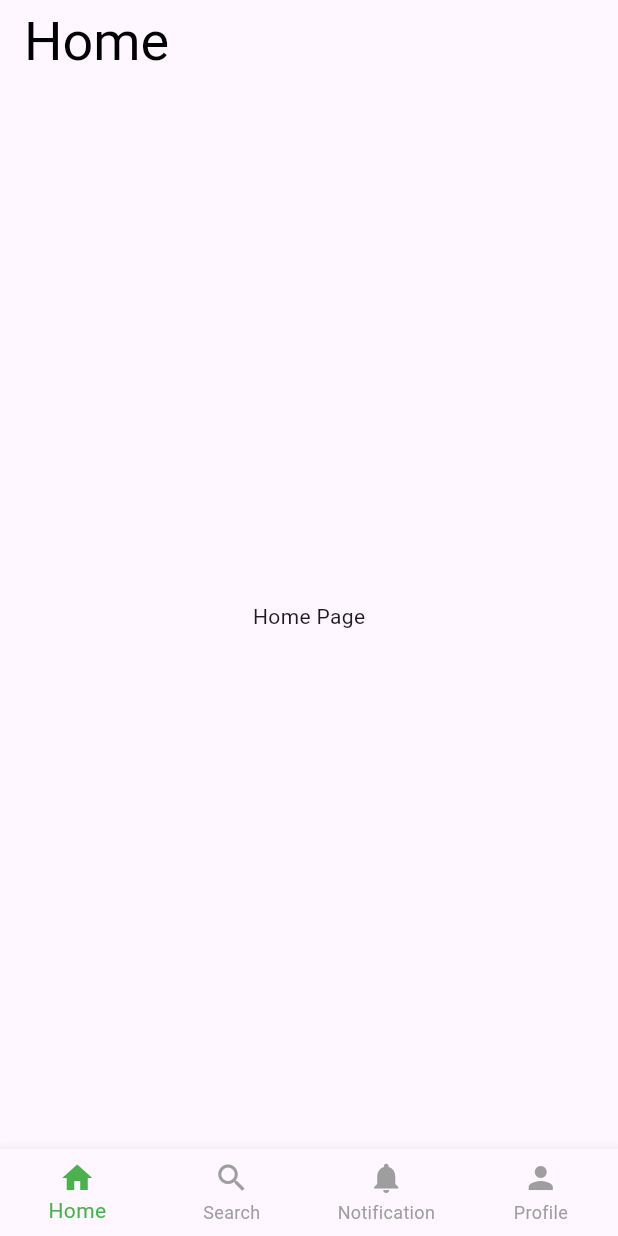
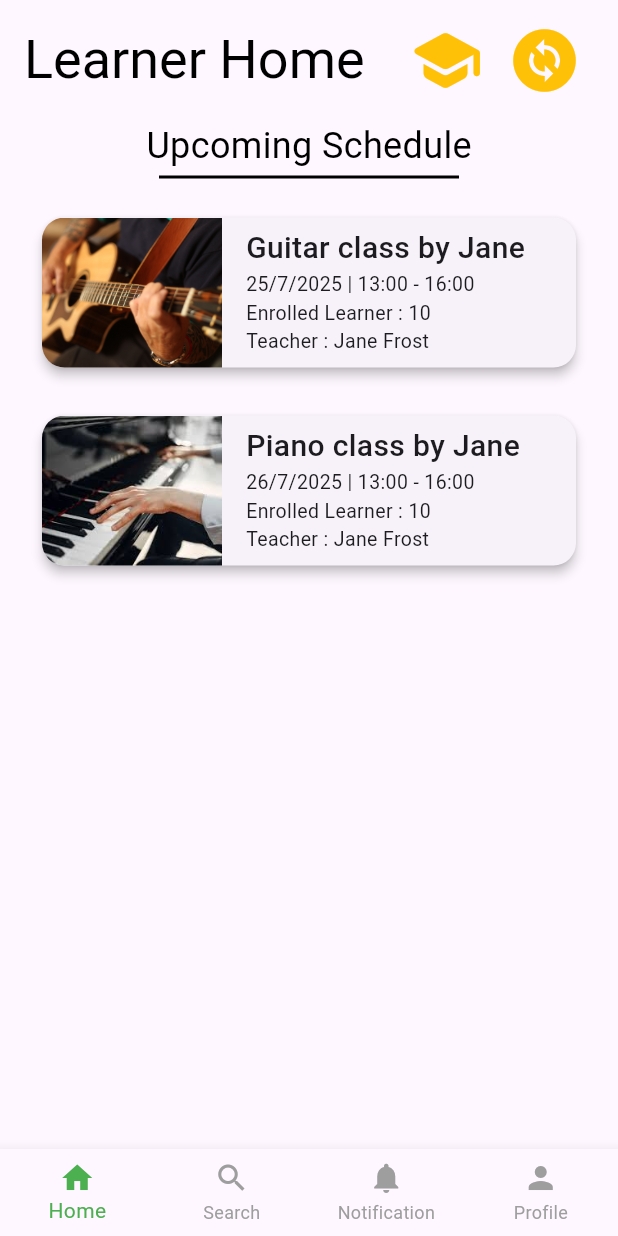
Before and after one commit to parinya-ao/tutorium-frontend, a Flutter app: the screen it shows after launch, on a phone screen of 412 x 824 dp. Run offline on Flutter 3.47's test engine with Material 3 defaults, Android fonts, the phone set to English and light mode, and no system bars.

Commit message:
feat: add learner home, switch to teacher button (#5)
* feat: add learner home page and switch to teacher home button

* style: adjust line spacing in learner home page

* test: add widget test for LearnerHomePage with mock network images

* chore: resolve conflict in widget_test.dart

* chore: resolve conflict and add new test in widget_test.dart

* chore: Add network_image_mock to dev_dependencies in pubspec.yaml

* chore: fix import path

* chore: add import path

* chore: fixing test

* chore: fixing prev test

* fix: use local images instead of network and update tests

* chore: update test

* chore: edit test

* chore: change title at search page to search class

---------

Co-authored-by: krtchnt <kritchanat.t@ku.th>

```diff
--- a/lib/pages/home/home_page.dart
+++ /dev/null
@@ -1,23 +0,0 @@
-import 'package:flutter/material.dart';
-
-class HomePage extends StatelessWidget {
-  const HomePage({super.key});
-
-  @override
-  Widget build(BuildContext context) {
-    return Scaffold(
-      appBar: AppBar(
-        title: Padding(
-          padding: EdgeInsets.only(top: MediaQuery.of(context).padding.top),
-          child: const Text("Home"),
-        ),
-        titleTextStyle: const TextStyle(
-          color: Colors.black,
-          fontSize: 36.0,
-          fontWeight: FontWeight.normal,
-        ),
-      ),
-      body: Center(child: const Text("Home Page")),
-    );
-  }
-}
--- /dev/null
+++ b/lib/pages/home/learner_home.dart
@@ -0,0 +1,125 @@
+import 'package:flutter/material.dart';
+import '../widgets/schedule_card.dart';
+
+class LearnerHomePage extends StatelessWidget {
+  final VoidCallback onSwitch;
+  const LearnerHomePage({super.key, required this.onSwitch});
+
+  @override
+  Widget build(BuildContext context) {
+    final List<Map<String, dynamic>> scheduleData = [
+      {
+        'className': 'Guitar class by Jane',
+        'enrolledLearner': 10,
+        'teacherName': 'Jane Frost',
+        'date': '2025-07-25',
+        'startTime': '13:00',
+        'endTime': '16:00',
+        'imagePath': 'assets/images/guitar.jpg',
+      },
+      {
+        'className': 'Piano class by Jane',
+        'enrolledLearner': 10,
+        'teacherName': 'Jane Frost',
+        'date': '2025-07-26',
+        'startTime': '13:00',
+        'endTime': '16:00',
+        'imagePath': 'assets/images/piano.jpg',
+      },
+    ];
+
+    DateTime parseDate(String dateStr) => DateTime.parse(dateStr);
+    TimeOfDay parseTime(String timeStr) {
+      final parts = timeStr.split(':');
+      return TimeOfDay(hour: int.parse(parts[0]), minute: int.parse(parts[1]));
+    }
+
+    return Scaffold(
+      appBar: AppBar(
+        toolbarHeight: 80,
+        title: Row(
+          mainAxisAlignment: MainAxisAlignment.spaceBetween,
+          children: [
+            Padding(
+              padding: EdgeInsets.only(top: MediaQuery.of(context).padding.top),
+              child: const Text(
+                "Learner Home",
+                style: TextStyle(
+                  color: Colors.black,
+                  fontSize: 36.0,
+                  fontWeight: FontWeight.normal,
+                ),
+              ),
+            ),
+            Padding(
+              padding: EdgeInsets.only(top: MediaQuery.of(context).padding.top),
+              child: Row(
+                children: [
+                  const Icon(
+                    Icons.school_rounded,
+                    color: Colors.amber,
+                    size: 50,
+                  ),
+                  const SizedBox(width: 8),
+                  IconButton(
+                    icon: const Icon(
+                      Icons.change_circle,
+                      color: Colors.amber,
+                      size: 50,
+                    ),
+                    onPressed: onSwitch,
+                  ),
+                ],
+              ),
+            ),
+          ],
+        ),
+      ),
+      body: Align(
+        alignment: Alignment.topCenter,
+        child: Padding(
+          padding: EdgeInsets.only(top: MediaQuery.of(context).padding.top),
+          child: Column(
+            mainAxisSize: MainAxisSize.min,
+            children: [
+              Text(
+                "Upcoming Schedule",
+                style: TextStyle(
+                  color: Colors.black,
+                  fontSize: 24.0,
+                  fontWeight: FontWeight.w400,
+                ),
+              ),
+              SizedBox(height: 3),
+              Container(height: 2, width: 200, color: Colors.black),
+              SizedBox(height: 10),
+              Expanded(
+                child: ListView.builder(
+                  itemCount: scheduleData.length,
+                  itemBuilder: (context, index) {
+                    final item = scheduleData[index];
+                    return Padding(
+                      padding: const EdgeInsets.symmetric(
+                        horizontal: 16.0,
+                        vertical: 8.0,
+                      ),
+                      child: ScheduleCard(
+                        className: item['className'],
+                        enrolledLearner: item['enrolledLearner'],
+                        teacherName: item['teacherName'],
+                        date: parseDate(item['date']),
+                        startTime: parseTime(item['startTime']),
+                        endTime: parseTime(item['endTime']),
+                        imagePath: item['imagePath'],
+                      ),
+                    );
+                  },
+                ),
+              ),
+            ],
+          ),
+        ),
+      ),
+    );
+  }
+}
--- /dev/null
+++ b/lib/pages/home/teacher_home.dart
@@ -0,0 +1,53 @@
+import 'package:flutter/material.dart';
+
+class TeacherHomePage extends StatelessWidget {
+  final VoidCallback onSwitch;
+  const TeacherHomePage({super.key, required this.onSwitch});
+
+  @override
+  Widget build(BuildContext context) {
+    return Scaffold(
+      appBar: AppBar(
+        toolbarHeight: 80,
+        title: Row(
+          mainAxisAlignment: MainAxisAlignment.spaceBetween,
+          children: [
+            Padding(
+              padding: EdgeInsets.only(top: MediaQuery.of(context).padding.top),
+              child: const Text(
+                "Teacher Home",
+                style: TextStyle(
+                  color: Colors.black,
+                  fontSize: 36.0,
+                  fontWeight: FontWeight.normal,
+                ),
+              ),
+            ),
+            Padding(
+              padding: EdgeInsets.only(top: MediaQuery.of(context).padding.top),
+              child: Row(
+                children: [
+                  const Icon(
+                    Icons.co_present, // ← ใช้เป็นสัญลักษณ์ธรรมดา
+                    color: Colors.green,
+                    size: 40,
+                  ),
+                  const SizedBox(width: 8), // ระยะห่างระหว่าง icons
+                  IconButton(
+                    icon: const Icon(
+                      Icons.change_circle,
+                      color: Colors.green,
+                      size: 50,
+                    ),
+                    onPressed: onSwitch,
+                  ),
+                ],
+              ),
+            ),
+          ],
+        ),
+      ),
+      body: Center(child: const Text("์Nothing")),
+    );
+  }
+}
--- a/lib/pages/main_nav_page.dart
+++ b/lib/pages/main_nav_page.dart
@@ -1,5 +1,6 @@
 import 'package:flutter/material.dart';
-import 'home/home_page.dart';
+import 'home/learner_home.dart';
+import 'home/teacher_home.dart';
 import 'search/search_page.dart';
 import 'notification/notification_page.dart';
 import 'profile/profile_page.dart';
@@ -13,16 +14,25 @@ class MainNavPage extends StatefulWidget {
 
 class _MainNavPageState extends State<MainNavPage> {
   int _currentIndex = 0;
+  bool isLearner = true;
 
-  final List<Widget> _pages = const [
-    HomePage(),
-    SearchPage(),
-    NotificationPage(),
-    ProfilePage(),
-  ];
+  void toggleRole() {
+    setState(() {
+      isLearner = !isLearner;
+    });
+  }
 
   @override
   Widget build(BuildContext context) {
+    final List<Widget> _pages = [
+      isLearner
+          ? LearnerHomePage(onSwitch: toggleRole)
+          : TeacherHomePage(onSwitch: toggleRole),
+      const SearchPage(),
+      const NotificationPage(),
+      const ProfilePage(),
+    ];
+
     return Scaffold(
       body: _pages[_currentIndex],
       bottomNavigationBar: BottomNavigationBar(
@@ -30,6 +40,9 @@ class _MainNavPageState extends State<MainNavPage> {
         onTap: (index) {
           setState(() {
             _currentIndex = index;
+            if (_currentIndex == 0) {
+              isLearner = true;
+            }
           });
         },
         type: BottomNavigationBarType.fixed,
--- a/lib/pages/notification/notification_page.dart
+++ b/lib/pages/notification/notification_page.dart
@@ -17,7 +17,7 @@ class NotificationPage extends StatelessWidget {
           fontWeight: FontWeight.normal,
         ),
       ),
-      body: Center(child: const Text("Notification Page")),
+      body: Center(child: const Text("Nothing")),
     );
   }
 }
--- a/lib/pages/profile/profile_page.dart
+++ b/lib/pages/profile/profile_page.dart
@@ -17,7 +17,7 @@ class ProfilePage extends StatelessWidget {
           fontWeight: FontWeight.normal,
         ),
       ),
-      body: Center(child: const Text("Profile Page")),
+      body: Center(child: const Text("Nothing")),
     );
   }
 }
--- a/lib/pages/search/search_page.dart
+++ b/lib/pages/search/search_page.dart
@@ -9,7 +9,7 @@ class SearchPage extends StatelessWidget {
       appBar: AppBar(
         title: Padding(
           padding: EdgeInsets.only(top: MediaQuery.of(context).padding.top),
-          child: Text("Search"),
+          child: Text("Search Class"),
         ),
         titleTextStyle: const TextStyle(
           color: Colors.black,
@@ -17,7 +17,7 @@ class SearchPage extends StatelessWidget {
           fontWeight: FontWeight.normal,
         ),
       ),
-      body: Center(child: const Text("Search Page")),
+      body: Center(child: const Text("Nothing")),
     );
   }
 }
--- /dev/null
+++ b/lib/pages/widgets/schedule_card.dart
@@ -0,0 +1,82 @@
+import 'package:flutter/material.dart';
+
+class ScheduleCard extends StatelessWidget {
+  final String className;
+  final int enrolledLearner;
+  final String teacherName;
+  final DateTime date;
+  final TimeOfDay startTime;
+  final TimeOfDay endTime;
+  final String imagePath;
+
+  const ScheduleCard({
+    Key? key,
+    required this.className,
+    required this.enrolledLearner,
+    required this.teacherName,
+    required this.date,
+    required this.startTime,
+    required this.endTime,
+    required this.imagePath,
+  }) : super(key: key);
+
+  String formatTime24(TimeOfDay time) {
+    final hour = time.hour.toString().padLeft(2, '0');
+    final minute = time.minute.toString().padLeft(2, '0');
+    return '$hour:$minute';
+  }
+
+  @override
+  Widget build(BuildContext context) {
+    return Card(
+      shape: RoundedRectangleBorder(borderRadius: BorderRadius.circular(15)),
+      elevation: 3,
+      margin: const EdgeInsets.symmetric(vertical: 8, horizontal: 12),
+      child: Row(
+        crossAxisAlignment: CrossAxisAlignment.start,
+        children: [
+          ClipRRect(
+            borderRadius: const BorderRadius.only(
+              topLeft: Radius.circular(15),
+              bottomLeft: Radius.circular(15),
+            ),
+            child: Image.asset(
+              imagePath,
+              width: 120,
+              height: 100,
+              fit: BoxFit.cover,
+            ),
+          ),
+          const SizedBox(width: 16),
+          Expanded(
+            child: Column(
+              crossAxisAlignment: CrossAxisAlignment.start,
+              children: [
+                const SizedBox(height: 6),
+                Text(
+                  className,
+                  style: const TextStyle(
+                    fontSize: 20.0,
+                    fontWeight: FontWeight.w500,
+                  ),
+                ),
+                Text(
+                  '${date.day}/${date.month}/${date.year} | ${formatTime24(startTime)} - ${formatTime24(endTime)}',
+                  style: const TextStyle(fontSize: 13.0),
+                ),
+                Text(
+                  'Enrolled Learner : $enrolledLearner',
+                  style: const TextStyle(fontSize: 13.0),
+                ),
+                Text(
+                  'Teacher : $teacherName',
+                  style: const TextStyle(fontSize: 13.0),
+                ),
+              ],
+            ),
+          ),
+        ],
+      ),
+    );
+  }
+}
--- a/pubspec.yaml
+++ b/pubspec.yaml
@@ -38,7 +38,7 @@ dependencies:
 dev_dependencies:
   flutter_test:
     sdk: flutter
-
+  network_image_mock: ^2.0.0
   # The "flutter_lints" package below contains a set of recommended lints to
   # encourage good coding practices. The lint set provided by the package is
   # activated in the `analysis_options.yaml` file located at the root of your
@@ -56,6 +56,9 @@ flutter:
   # included with your application, so that you can use the icons in
   # the material Icons class.
   uses-material-design: true
+  assets:
+    - assets/images/
+
 
   # To add assets to your application, add an assets section, like this:
   # assets:
```
Also changed, not shown: assets/images/guitar.jpg (added), assets/images/piano.jpg (added), pubspec.lock, 1 other file.
